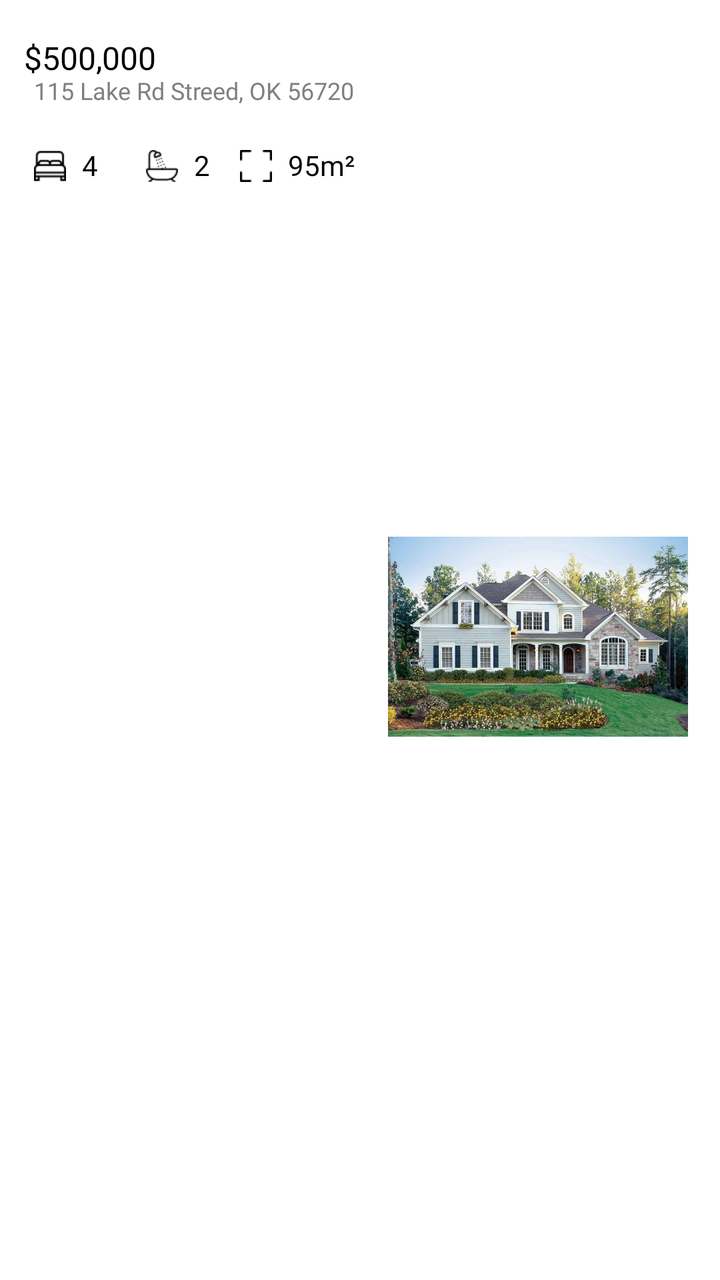
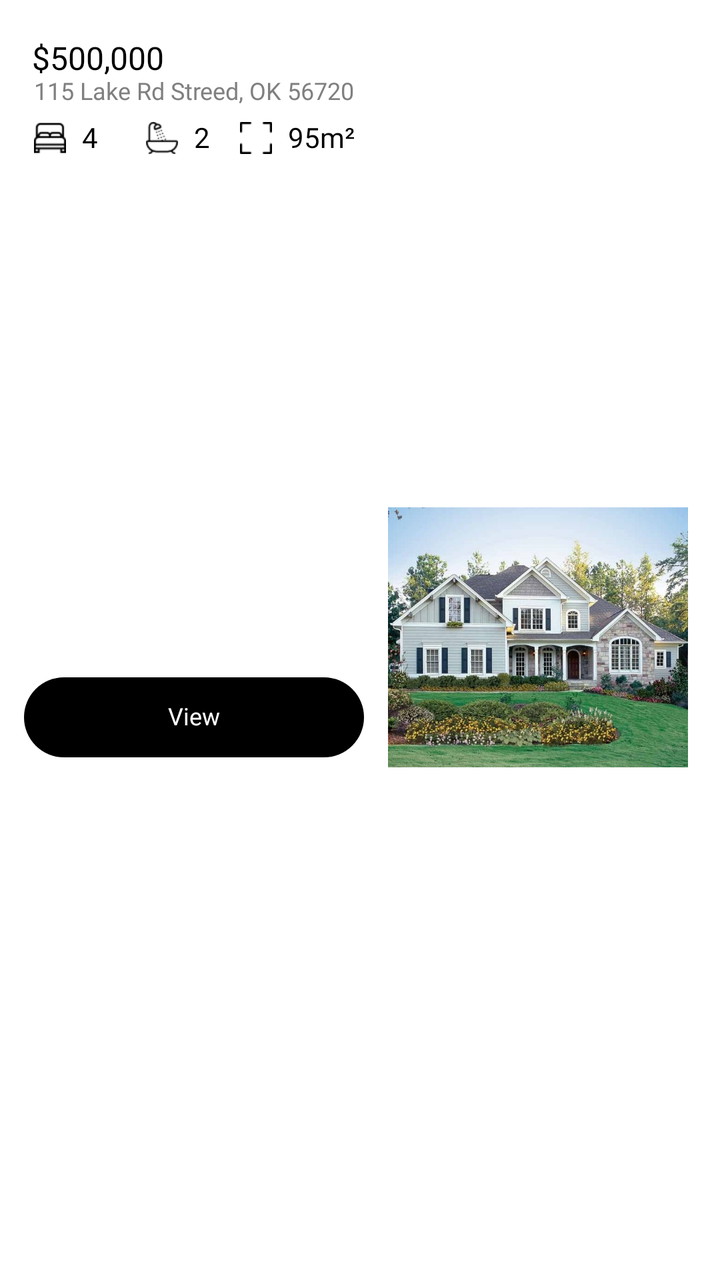

Two renders of the same Android screen: before a commit and after it. Below are the layout's source before the change and the commit's diff.
<!-- AndroidManifest.xml: application theme Theme.AndroidArchitecture -->
<!-- res/layout/item_home.xml -->
<?xml version="1.0" encoding="utf-8"?>
<androidx.constraintlayout.widget.ConstraintLayout xmlns:android="http://schemas.android.com/apk/res/android"
    xmlns:app="http://schemas.android.com/apk/res-auto"
    xmlns:tools="http://schemas.android.com/tools"
    android:layout_width="wrap_content"
    android:layout_height="wrap_content"
    android:background="@color/white">

    <ImageView
        android:id="@+id/ivHome"
        android:layout_width="150dp"
        android:layout_height="100dp"
        android:layout_marginVertical="12dp"
        android:layout_marginEnd="16dp"
        android:scaleType="centerCrop"
        app:layout_constraintBottom_toBottomOf="parent"
        app:layout_constraintEnd_toEndOf="parent"
        app:layout_constraintTop_toTopOf="parent"
        app:layout_constraintVertical_bias="0.497"
        app:srcCompat="@drawable/home_picture" />

    <TextView
        android:id="@+id/tvPrice"
        style="@style/TextClassic14"
        android:layout_width="wrap_content"
        android:layout_height="wrap_content"
        android:layout_marginStart="12dp"
        android:layout_marginTop="20dp"
        android:fontFamily="@font/poppins_bold"
        android:text="$500,000"
        android:textSize="16sp"
        app:layout_constraintStart_toStartOf="parent"
        app:layout_constraintTop_toTopOf="parent" />

    <TextView
        android:id="@+id/tvStreet"
        style="@style/TextSecondary14"
        android:layout_width="wrap_content"
        android:layout_height="wrap_content"
        android:layout_marginStart="12dp"
        android:layout_marginEnd="12dp"
        android:text="115 Lake Rd Streed, OK 56720"
        android:textSize="12sp"
        app:layout_constraintEnd_toStartOf="@+id/ivHome"
        app:layout_constraintStart_toStartOf="parent"
        app:layout_constraintTop_toBottomOf="@+id/tvPrice" />

    <ImageView
        android:id="@+id/ivBedrooms"
        android:layout_width="16dp"
        android:layout_height="16dp"
        android:layout_marginTop="22dp"
        app:layout_constraintStart_toStartOf="@+id/tvStreet"
        app:layout_constraintTop_toBottomOf="@+id/tvStreet"
        app:srcCompat="@drawable/bed" />

    <TextView
        android:id="@+id/tvBedrooms"
        style="@style/TextClassic14"
        android:layout_width="wrap_content"
        android:layout_height="wrap_content"
        android:layout_marginStart="8dp"
        android:fontFamily="@font/poppins_medium"
        android:text="4"
        app:layout_constraintBottom_toBottomOf="@+id/ivBedrooms"
        app:layout_constraintStart_toEndOf="@+id/ivBedrooms"
        app:layout_constraintTop_toTopOf="@+id/ivBedrooms" />

    <ImageView
        android:id="@+id/ivBathrooms"
        android:layout_width="16dp"
        android:layout_height="16dp"
        android:layout_marginStart="24dp"
        android:layout_marginTop="22dp"
        app:layout_constraintStart_toEndOf="@+id/tvBedrooms"
        app:layout_constraintTop_toBottomOf="@+id/tvStreet"
        app:srcCompat="@drawable/bath" />

    <TextView
        android:id="@+id/tvBathrooms"
        style="@style/TextClassic14"
        android:layout_width="wrap_content"
        android:layout_height="wrap_content"
        android:layout_marginStart="8dp"
        android:fontFamily="@font/poppins_medium"
        android:text="2"
        app:layout_constraintBottom_toBottomOf="@+id/ivBathrooms"
        app:layout_constraintStart_toEndOf="@+id/ivBathrooms"
        app:layout_constraintTop_toTopOf="@+id/ivBathrooms" />

    <ImageView
        android:id="@+id/ivSquare"
        android:layout_width="16dp"
        android:layout_height="16dp"
        android:layout_marginTop="22dp"
        android:layout_marginEnd="8dp"
        app:layout_constraintEnd_toStartOf="@+id/tvSquare"
        app:layout_constraintTop_toBottomOf="@+id/tvStreet"
        app:srcCompat="@drawable/square" />

    <TextView
        android:id="@+id/tvSquare"
        style="@style/TextClassic14"
        android:layout_width="wrap_content"
        android:layout_height="wrap_content"
        android:fontFamily="@font/poppins_medium"
        android:text="95m²"
        app:layout_constraintBottom_toBottomOf="@+id/ivSquare"
        app:layout_constraintEnd_toEndOf="@+id/tvStreet"
        app:layout_constraintTop_toTopOf="@+id/ivSquare" />
</androidx.constraintlayout.widget.ConstraintLayout>
<!-- resources referenced by this layout -->
<resources>
  <color name="white">#FFFFFFFF</color>
  <!-- drawable bath: png bitmap (drawable, 846 bytes) -->
  <!-- drawable bed: png bitmap (drawable, 639 bytes) -->
  <!-- drawable home_picture: jpg bitmap (drawable, 107107 bytes) -->
  <!-- drawable square: png bitmap (drawable, 322 bytes) -->
  <style name="TextClassic14">
          <item name="android:textSize">14sp</item>
          <item name="android:fontFamily">@font/poppins_regular</item>
          <item name="android:includeFontPadding">false</item>
          <item name="android:textColor">@color/black</item>
      </style>
  <style name="TextSecondary14" parent="TextClassic14">
          <item name="android:textColor">@color/text_secondary</item>
      </style>
  <style name="Theme.AndroidArchitecture" parent="Theme.MaterialComponents.Light.NoActionBar">
          <item name="colorPrimary">@color/primary</item>
          <item name="colorPrimaryVariant">@color/primary_variant</item>
          <item name="colorOnPrimary">@color/white</item>
          <item name="colorSecondary">@color/secondary</item>
          <item name="colorSecondaryVariant">@color/secondary_variant</item>
          <item name="colorOnSecondary">@color/black</item>
          <item name="android:statusBarColor">?attr/colorPrimaryVariant</item>
          <item name="android:windowSplashScreenBackground" tools:targetApi="s">@color/white</item>
          <item name="android:windowBackground">@color/white</item>
      </style>
  <color name="black">#FF000000</color>
  <color name="text_secondary">#808080</color>
  <color name="primary">#364156</color>
  <color name="primary_variant">#212D40</color>
  <color name="secondary">#CEF9F2</color>
  <color name="secondary_variant">#AFC1D6</color>
</resources>

<!-- the commit's change to res/layout/item_home.xml (unified diff, before → after) -->
@@ -9,7 +9,7 @@
     <ImageView
         android:id="@+id/ivHome"
         android:layout_width="150dp"
-        android:layout_height="100dp"
+        android:layout_height="130dp"
         android:layout_marginVertical="12dp"
         android:layout_marginEnd="16dp"
         android:scaleType="centerCrop"
@@ -24,7 +24,7 @@
         style="@style/TextClassic14"
         android:layout_width="wrap_content"
         android:layout_height="wrap_content"
-        android:layout_marginStart="12dp"
+        android:layout_marginStart="16dp"
         android:layout_marginTop="20dp"
         android:fontFamily="@font/poppins_bold"
         android:text="$500,000"
@@ -37,8 +37,8 @@
         style="@style/TextSecondary14"
         android:layout_width="wrap_content"
         android:layout_height="wrap_content"
-        android:layout_marginStart="12dp"
-        android:layout_marginEnd="12dp"
+        android:layout_marginStart="16dp"
+        android:layout_marginEnd="16dp"
         android:text="115 Lake Rd Streed, OK 56720"
         android:textSize="12sp"
         app:layout_constraintEnd_toStartOf="@+id/ivHome"
@@ -49,7 +49,7 @@
         android:id="@+id/ivBedrooms"
         android:layout_width="16dp"
         android:layout_height="16dp"
-        android:layout_marginTop="22dp"
+        android:layout_marginTop="8dp"
         app:layout_constraintStart_toStartOf="@+id/tvStreet"
         app:layout_constraintTop_toBottomOf="@+id/tvStreet"
         app:srcCompat="@drawable/bed" />
@@ -71,7 +71,7 @@
         android:layout_width="16dp"
         android:layout_height="16dp"
         android:layout_marginStart="24dp"
-        android:layout_marginTop="22dp"
+        android:layout_marginTop="8dp"
         app:layout_constraintStart_toEndOf="@+id/tvBedrooms"
         app:layout_constraintTop_toBottomOf="@+id/tvStreet"
         app:srcCompat="@drawable/bath" />
@@ -92,7 +92,7 @@
         android:id="@+id/ivSquare"
         android:layout_width="16dp"
         android:layout_height="16dp"
-        android:layout_marginTop="22dp"
+        android:layout_marginTop="8dp"
         android:layout_marginEnd="8dp"
         app:layout_constraintEnd_toStartOf="@+id/tvSquare"
         app:layout_constraintTop_toBottomOf="@+id/tvStreet"
@@ -108,4 +108,24 @@
         app:layout_constraintBottom_toBottomOf="@+id/ivSquare"
         app:layout_constraintEnd_toEndOf="@+id/tvStreet"
         app:layout_constraintTop_toTopOf="@+id/ivSquare" />
+
+    <TextView
+        android:id="@+id/textView"
+        style="@style/TextClassic14"
+        android:layout_width="0dp"
+        android:layout_height="40dp"
+        android:layout_marginStart="12dp"
+        android:layout_marginEnd="12dp"
+        android:background="@drawable/bg_black_rounded"
+        android:gravity="center"
+        android:paddingHorizontal="12dp"
+        android:paddingVertical="4dp"
+        android:text="View"
+        android:textColor="@color/white"
+        android:textSize="12sp"
+        app:layout_constraintBottom_toBottomOf="parent"
+        app:layout_constraintEnd_toEndOf="@+id/tvSquare"
+        app:layout_constraintEnd_toStartOf="@+id/ivHome"
+        app:layout_constraintStart_toStartOf="parent"
+        app:layout_constraintTop_toBottomOf="@+id/ivBathrooms" />
 </androidx.constraintlayout.widget.ConstraintLayout>
<!-- resource entries referenced after the edit -->
@@ -3,6 +3,13 @@
   <color name="white">#FFFFFFFF</color>
   <!-- drawable bath: png bitmap (drawable, 846 bytes) -->
   <!-- drawable bed: png bitmap (drawable, 639 bytes) -->
+  <!-- drawable bg_black_rounded (drawable) -->
+  <?xml version="1.0" encoding="utf-8"?>
+  <shape xmlns:android="http://schemas.android.com/apk/res/android"
+      android:shape="rectangle">
+      <solid android:color="@color/black" />
+      <corners android:radius="128dp" />
+  </shape>
   <!-- drawable home_picture: jpg bitmap (drawable, 107107 bytes) -->
   <!-- drawable square: png bitmap (drawable, 322 bytes) -->
   <style name="TextClassic14">
